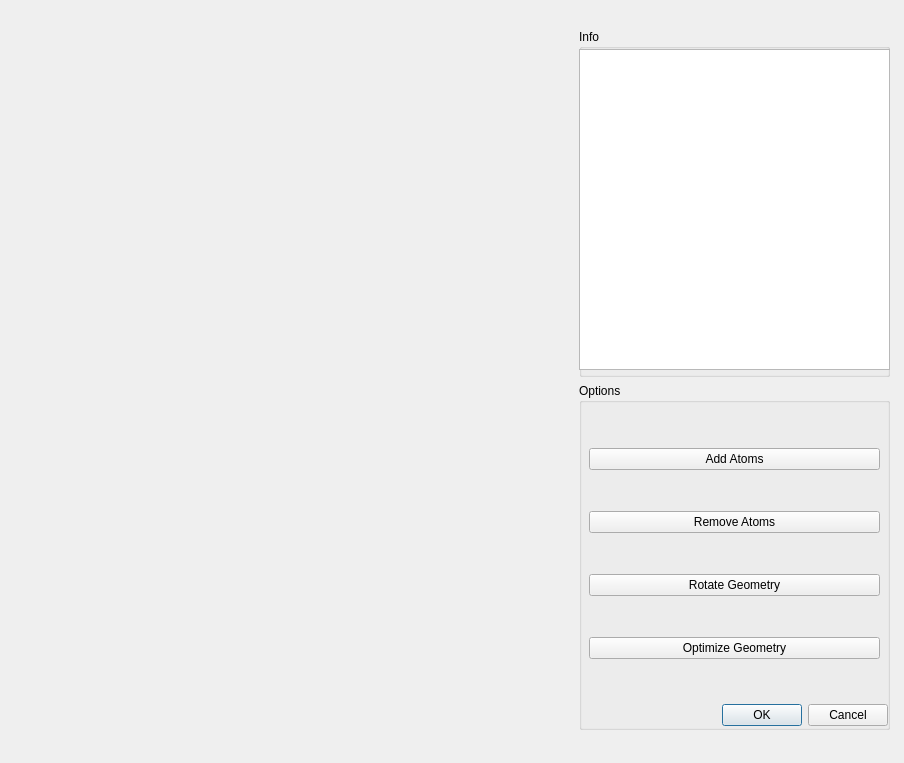
The window that UI/geometry_visualizator.ui (hakobi0/LOWDIN-Translator) describes before a commit, drawn with Qt 5.
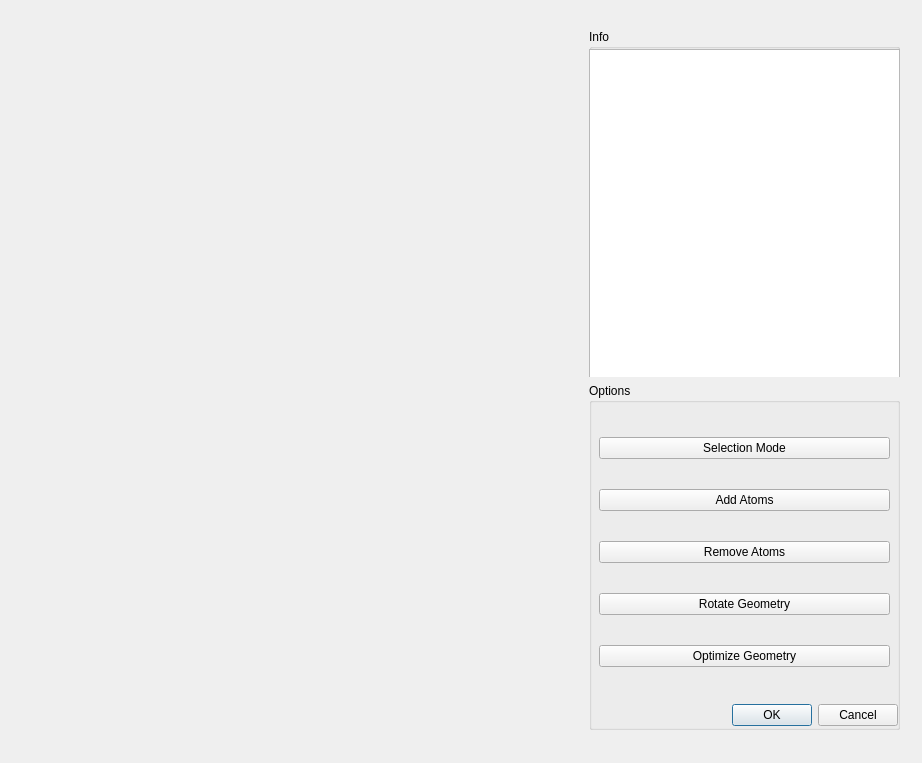
The same window after the commit. Custom widgets are drawn as their Qt base class.

Commit message:
Add geometry editor selection mode, optimization, and measurement tools
- Add rubber-band selection mode (S key or button) with atom highlighting
- Add RDKit-based geometry optimization (UFF/MMFF force fields)
- Show distance, angle, and dihedral in info box for 2/3/4 selected atoms
- Preserve camera perspective across redraws
- Allow drawing geometry from scratch without loading a file
- Remove atoms supports selected atoms; add atoms works in selection mode
- Right-click opens context menu; scroll wheel zooms

```diff
--- a/UI/geometry_visualizator.ui
+++ b/UI/geometry_visualizator.ui
@@ -6,7 +6,7 @@
    <rect>
     <x>0</x>
     <y>0</y>
-    <width>904</width>
+    <width>922</width>
     <height>763</height>
    </rect>
   </property>
@@ -16,7 +16,7 @@
   <widget class="QWidget" name="editpanel_widget" native="true">
    <property name="geometry">
     <rect>
-     <x>560</x>
+     <x>570</x>
      <y>10</y>
      <width>346</width>
      <height>741</height>
@@ -55,7 +55,7 @@
           <x>0</x>
           <y>20</y>
           <width>311</width>
-          <height>321</height>
+          <height>331</height>
          </rect>
         </property>
         <property name="readOnly">
@@ -79,6 +79,13 @@
          </rect>
         </property>
         <layout class="QVBoxLayout" name="verticalLayout_2">
+         <item>
+          <widget class="QPushButton" name="selectionbutton">
+           <property name="text">
+            <string>Selection Mode</string>
+           </property>
+          </widget>
+         </item>
          <item>
           <widget class="QPushButton" name="addatombutton">
            <property name="text">
@@ -132,7 +139,7 @@
     <rect>
      <x>11</x>
      <y>11</y>
-     <width>541</width>
+     <width>551</width>
      <height>741</height>
     </rect>
    </property>
```
The commit also changes 6 other files.
